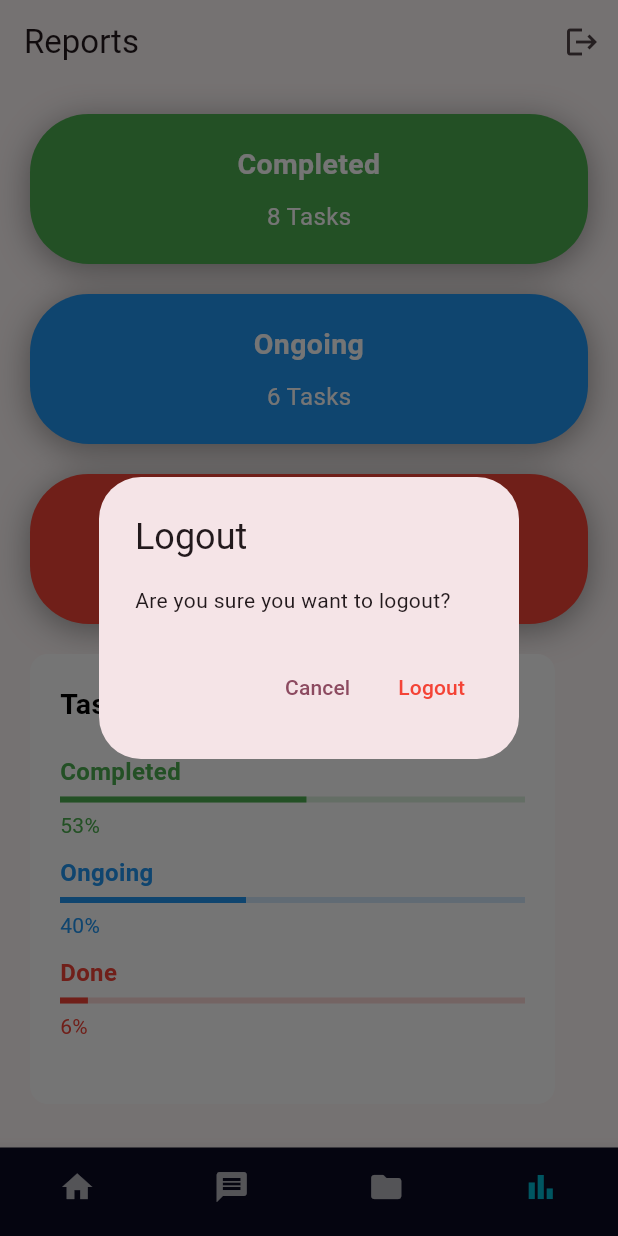
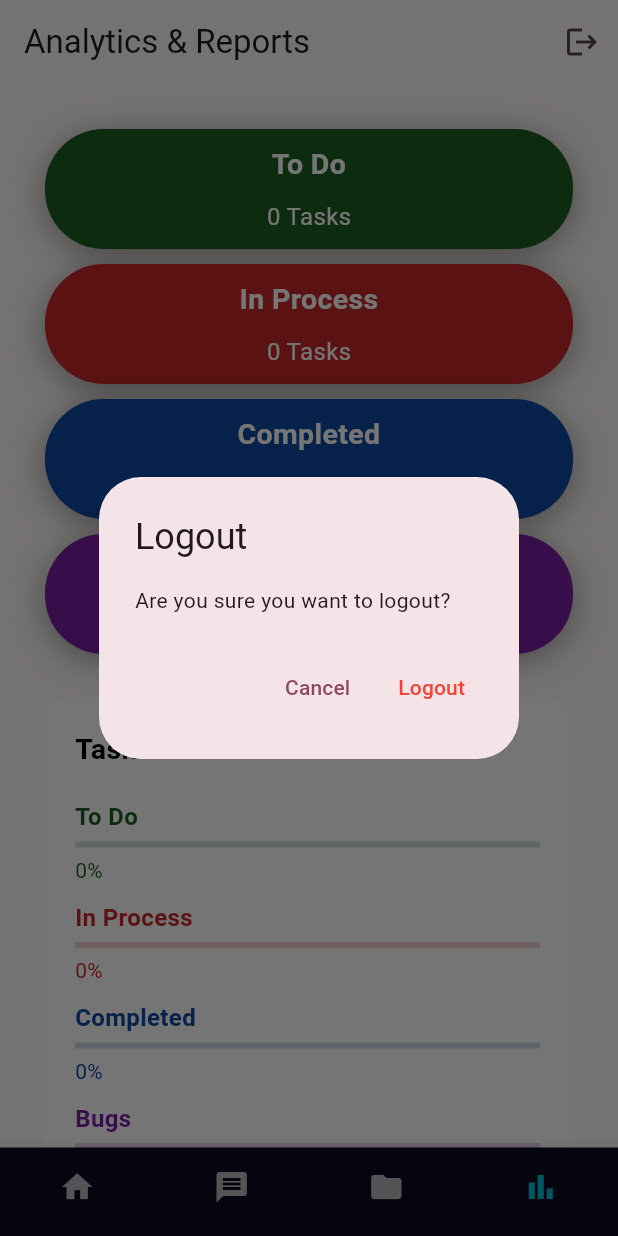
Before and after one commit to AlpBost/CurlyWare, a Flutter app: the MainPageButtons screen opened directly, item 4 of the bottom bar chosen, after a tap on the "logout" icon, on a phone screen of 412 x 824 dp. Run offline on Flutter 3.47's test engine with Material 3 defaults, Android fonts, the phone set to English and light mode, and no system bars; our stand-ins replace cloud_firestore, firebase_auth, firebase_core; missing offline and left inert: dart:ffi; accounts and stored records are empty; network calls fail.

```diff
--- a/lib/pages/mainpage/mainpagebuttons.dart
+++ b/lib/pages/mainpage/mainpagebuttons.dart
@@ -2,10 +2,11 @@ import 'package:flutter/material.dart';
 import 'package:jjj/bottombar.dart';
 import '../../chat/messagepage.dart';
 import 'projecttypes.dart';
-import 'tasks.dart';
+import 'ProjectsController.dart';
 import 'package:jjj/pages/reportpage/reportspage.dart';
 
-
+//It was created to call the methods and create pages to be created
+// when the user select from bottombar.
 
 class MainPageButtons extends StatefulWidget {
 
@@ -19,8 +20,8 @@ class _MainpageButtonsState extends State<MainPageButtons> {
   static final List<Widget> _pages = <Widget>[
     Column(
       children: [
-        Expanded(child: ProjectTypes()), // İlk bileşen
-        Expanded(child: Tasks()), // İkinci bileşen
+        Expanded(child: ProjectTypes()),
+        Expanded(child: ProjectController()),
       ],
     ),
     Center(child: MessagePage()),
@@ -28,7 +29,6 @@ class _MainpageButtonsState extends State<MainPageButtons> {
     Column(
       children: [
         Expanded(child: ReportsPage()),
-        //Expanded(child: ProjectBoxes()),
       ],
     ),
     Center(child: Text("Reports", style: TextStyle(fontSize: 18))),
@@ -39,6 +39,7 @@ class _MainpageButtonsState extends State<MainPageButtons> {
       _selectedButtonIndex = index;
     });
   }
+
 
   @override
   Widget build(BuildContext context) {
--- a/lib/pages/reportpage/reportspage.dart
+++ b/lib/pages/reportpage/reportspage.dart
@@ -1,6 +1,8 @@
+import 'package:cloud_firestore/cloud_firestore.dart';
 import 'package:flutter/material.dart';
 import 'package:jjj/main.dart';
-import 'package:jjj/pages/mainpage/projecttypes.dart';
+import 'package:jjj/pages/mainpage/ProjectsController.dart';
+import 'package:jjj/pages/LoginAndRegister/loginpage.dart';
 
 class ReportsPage extends StatefulWidget {
   @override
@@ -8,12 +10,57 @@ class ReportsPage extends StatefulWidget {
 }
 
 class _ReportsPageState extends State<ReportsPage> {
+  List<Project> projects = [];
 
-  // bu bilgiler db den al
-  int totalTaskCount = 15;
-  int completedTaskCount = 8;
-  int ongoingTaskCount = 6;
-  int doneTaskCount = 1;
+  int totalTaskCount = 0;
+  int todoTaskCount = 0;
+  int inprogressTaskCount = 0;
+  int doneTaskCount = 0;
+  int bugsTaskCount = 0;
+
+  @override
+  void initState() {
+    super.initState();
+    _fetchTasksFromFirebase();
+  }
+
+  Future<void> _fetchTasksFromFirebase() async {
+    final snapshot = await FirebaseFirestore.instance
+        .collection('projects')
+        .orderBy('createdAt', descending: true)
+        .get();
+
+    print('Fetched ${snapshot.docs.length} tasks from Firestore');
+
+    List<Project> fetchedProjects = snapshot.docs.map((doc) {
+      return Project(
+        projectName: doc['projectName'],
+        projectType: doc['projectType'],
+      );
+    }).toList();
+
+    for (var project in fetchedProjects) {
+      switch (project.projectType) {
+        case 'To Do':
+          todoTaskCount++;
+          break;
+        case 'In Progress':
+          inprogressTaskCount++;
+          break;
+        case 'Completed':
+          doneTaskCount++;
+          break;
+        case 'Bugs':
+          bugsTaskCount++;
+          break;
+      }
+    }
+
+    setState(() {
+      projects = fetchedProjects;
+      totalTaskCount = fetchedProjects.length;
+    });
+  }
 
   void _logout(BuildContext context) {
     showDialog(
@@ -29,7 +76,10 @@ class _ReportsPageState extends State<ReportsPage> {
           TextButton(
             onPressed: () {
               Navigator.pop(context);
-              Navigator.pushReplacementNamed(context, "/login");
+              Navigator.pushReplacement(
+                context,
+                MaterialPageRoute(builder: (context) => LoginScreen()),
+              );
             },
             child: Text("Logout", style: TextStyle(color: Colors.red)),
           ),
@@ -41,7 +91,7 @@ class _ReportsPageState extends State<ReportsPage> {
   Widget _buildProjectBox(
       BuildContext context, String title, Color color, int numberOfProjects) {
     return Container(
-      height: 100,
+      height: 80,
       decoration: BoxDecoration(
         color: color,
         borderRadius: BorderRadius.circular(39),
@@ -81,12 +131,16 @@ class _ReportsPageState extends State<ReportsPage> {
   }
 
   Widget _dailyTaskOverview() {
-    double completedPercentage = (completedTaskCount / totalTaskCount) * 100;
-    double ongoingPercentage = (ongoingTaskCount / totalTaskCount) * 100;
-    double donePercentage = (doneTaskCount / totalTaskCount) * 100;
+    double todoPercentage =
+    totalTaskCount == 0 ? 0 : (todoTaskCount / totalTaskCount) * 100;
+    double inprogressPercentage =
+    totalTaskCount == 0 ? 0 : (inprogressTaskCount / totalTaskCount) * 100;
+    double donePercentage =
+    totalTaskCount == 0 ? 0 : (doneTaskCount / totalTaskCount) * 100;
+    double bugsPercentage =
+    totalTaskCount == 0 ? 0 : (bugsTaskCount / totalTaskCount) * 100;
 
     return Container(
-      height: 300,
       width: 350,
       decoration: BoxDecoration(
         color: Colors.white,
@@ -105,11 +159,13 @@ class _ReportsPageState extends State<ReportsPage> {
             ),
           ),
           SizedBox(height: 20),
-          _buildTaskProgress("Completed", completedPercentage.toInt(), Colors.green),
+          _buildTaskProgress("To Do", todoPercentage.toInt(), Colors.green[900]!),
           SizedBox(height: 10),
-          _buildTaskProgress("Ongoing", ongoingPercentage.toInt(), Colors.blue),
+          _buildTaskProgress("In Process", inprogressPercentage.toInt(), Colors.red[800]!),
           SizedBox(height: 10),
-          _buildTaskProgress("Done", donePercentage.toInt(), Colors.red),
+          _buildTaskProgress("Completed", donePercentage.toInt(), Colors.blue[900]!),
+          SizedBox(height: 10),
+          _buildTaskProgress("Bugs", bugsPercentage.toInt(), Colors.purple[700]!),
         ],
       ),
     );
@@ -128,7 +184,7 @@ class _ReportsPageState extends State<ReportsPage> {
           ),
         ),
         SizedBox(height: 5),
-        LinearProgressIndicator( // internetten bakıldı
+        LinearProgressIndicator(
           value: percentage / 100,
           backgroundColor: color.withOpacity(0.2),
           valueColor: AlwaysStoppedAnimation<Color>(color),
@@ -149,7 +205,7 @@ class _ReportsPageState extends State<ReportsPage> {
   Widget build(BuildContext context) {
     return Scaffold(
       appBar: AppBar(
-        title: Text("Reports"),
+        title: Text("Analytics & Reports"),
         actions: [
           IconButton(
             icon: Icon(Icons.logout),
@@ -161,20 +217,21 @@ class _ReportsPageState extends State<ReportsPage> {
       ),
       body: SingleChildScrollView(
         child: Padding(
-          padding: const EdgeInsets.all(20.0),
+          padding: const EdgeInsets.all(30.0),
           child: Column(
             crossAxisAlignment: CrossAxisAlignment.start,
             children: [
               Wrap(
-                spacing: 20.0,
-                runSpacing: 20.0,
+                spacing: 10.0,
+                runSpacing: 10.0,
                 children: [
-                  _buildProjectBox(context, "Completed", Colors.green, completedTaskCount),
-                  _buildProjectBox(context, "Ongoing", Colors.blue, ongoingTaskCount),
-                  _buildProjectBox(context, "Done", Colors.red, doneTaskCount),
+                  _buildProjectBox(context, "To Do", Colors.green[900]!, todoTaskCount),
+                  _buildProjectBox(context, "In Process", Colors.red[800]!, inprogressTaskCount),
+                  _buildProjectBox(context, "Completed", Colors.blue[900]!, doneTaskCount),
+                  _buildProjectBox(context, "Bugs", Colors.purple[700]!, bugsTaskCount),
                 ],
               ),
-              SizedBox(height: 20),
+              SizedBox(height: 30),
               _dailyTaskOverview(),
             ],
           ),
```
Also changed, not shown: lib/pages/LoginAndRegister/loginpage.dart (+4 -8 lines), lib/pages/LoginAndRegister/registerpage.dart (+41 -12 lines), lib/pages/mainpage/ProjectsController.dart (added, +187 -0 lines), lib/pages/mainpage/projecttypes.dart (+18 -94 lines).
